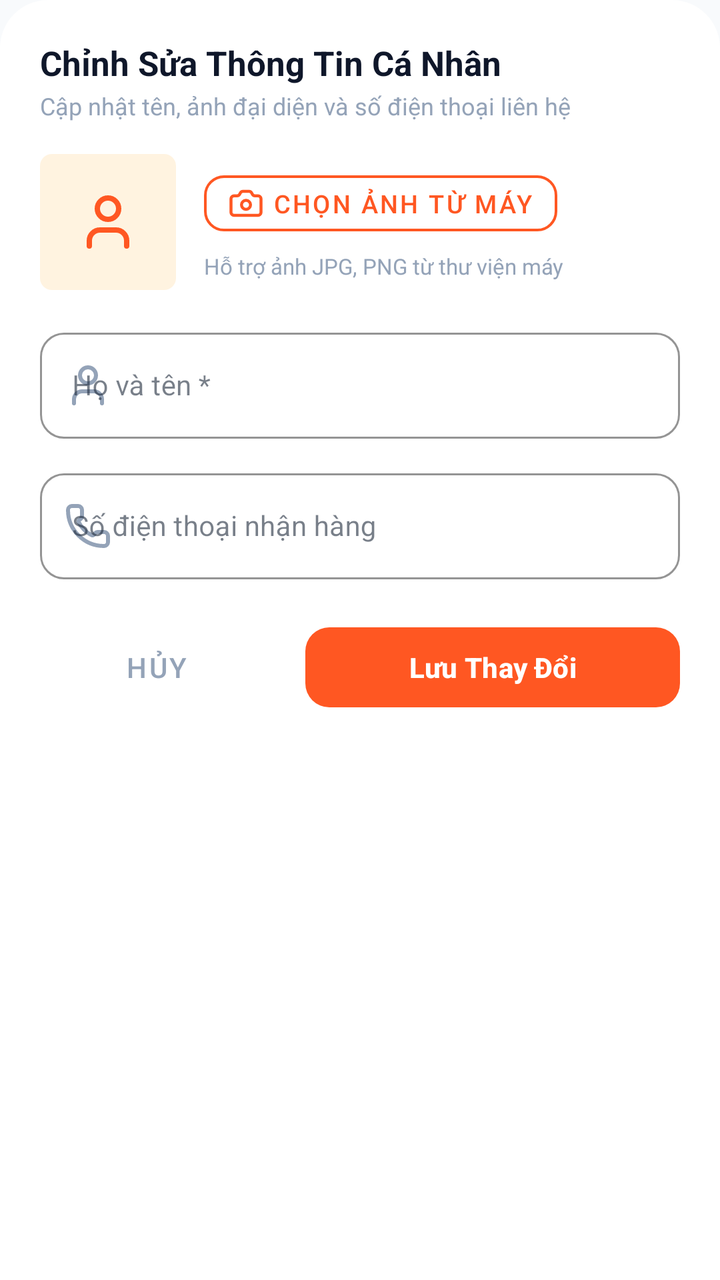
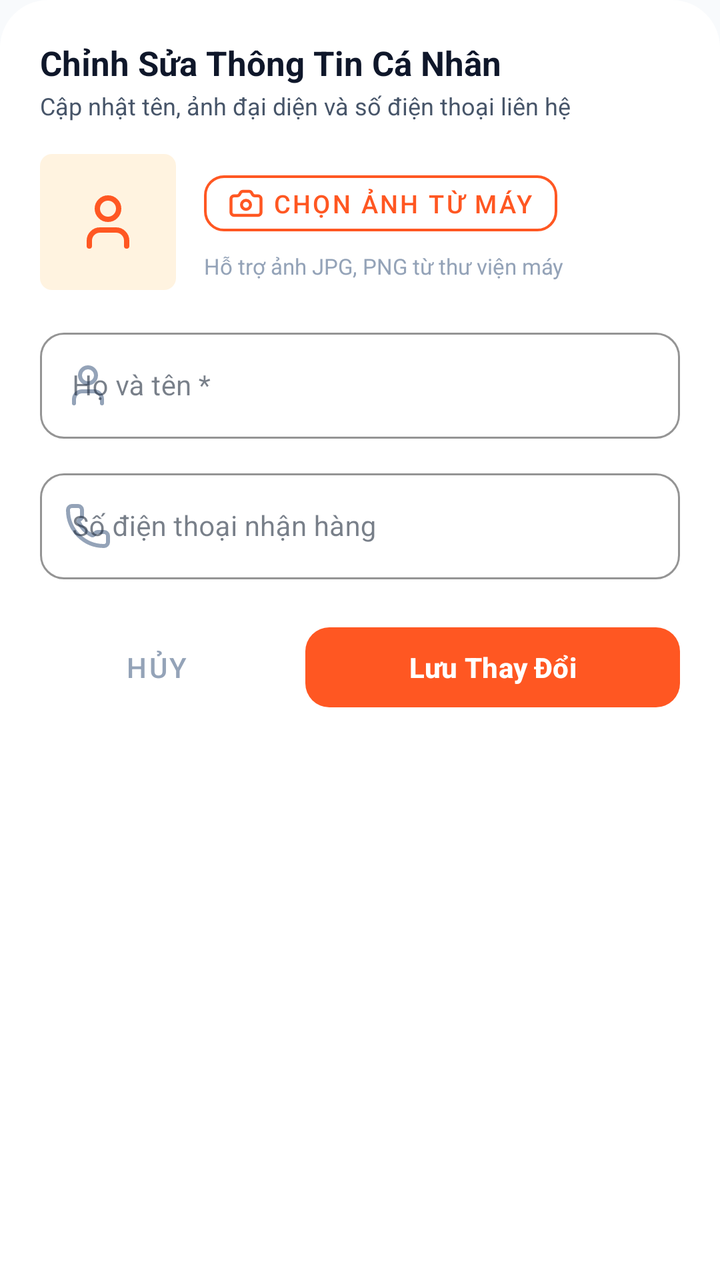

Compare the two renders of this Android layout. The source of the first and the diff that turns it into the second are given below.
<!-- AndroidManifest.xml: application theme Theme.FoodOrder.Customer -->
<!-- res/layout/dialog_edit_profile.xml -->
<?xml version="1.0" encoding="utf-8"?>
<LinearLayout
    xmlns:android="http://schemas.android.com/apk/res/android"
    xmlns:app="http://schemas.android.com/apk/res-auto"
    android:layout_width="match_parent"
    android:layout_height="wrap_content"
    android:orientation="vertical"
    android:padding="20dp"
    android:background="@drawable/bg_bottom_sheet">

    <TextView
        android:layout_width="wrap_content"
        android:layout_height="wrap_content"
        android:text="Chỉnh Sửa Thông Tin Cá Nhân"
        android:textColor="@color/text_primary"
        android:textSize="17sp"
        android:textStyle="bold" />

    <TextView
        android:layout_width="wrap_content"
        android:layout_height="wrap_content"
        android:layout_marginTop="2dp"
        android:text="Cập nhật tên, ảnh đại diện và số điện thoại liên hệ"
        android:textColor="@color/text_muted"
        android:textSize="12sp" />

    
    <LinearLayout
        android:layout_width="match_parent"
        android:layout_height="wrap_content"
        android:layout_marginTop="16dp"
        android:gravity="center_vertical"
        android:orientation="horizontal">

        
        <FrameLayout
            android:id="@+id/flEditAvatarPreview"
            android:layout_width="68dp"
            android:layout_height="68dp"
            android:background="@drawable/bg_badge_orange">

            <ImageView
                android:id="@+id/ivEditAvatarPreview"
                android:layout_width="match_parent"
                android:layout_height="match_parent"
                android:scaleType="centerCrop"
                android:visibility="gone" />

            <ImageView
                android:id="@+id/ivEditAvatarPlaceholder"
                android:layout_width="32dp"
                android:layout_height="32dp"
                android:layout_gravity="center"
                app:srcCompat="@drawable/ic_user"
                app:tint="@color/primary" />
        </FrameLayout>

        <LinearLayout
            android:layout_width="0dp"
            android:layout_height="wrap_content"
            android:layout_marginStart="14dp"
            android:layout_weight="1"
            android:orientation="vertical">

            <com.google.android.material.button.MaterialButton
                android:id="@+id/btnPickImage"
                style="@style/Widget.MaterialComponents.Button.OutlinedButton"
                android:layout_width="wrap_content"
                android:layout_height="40dp"
                android:text="Chọn ảnh từ máy"
                android:textColor="@color/primary"
                android:textSize="12.5sp"
                android:paddingHorizontal="12dp"
                android:paddingVertical="0dp"
                app:icon="@drawable/ic_camera"
                app:iconTint="@color/primary"
                app:iconGravity="textStart"
                app:strokeColor="@color/primary"
                app:strokeWidth="1.2dp"
                app:cornerRadius="10dp" />

            <TextView
                android:layout_width="wrap_content"
                android:layout_height="wrap_content"
                android:layout_marginTop="4dp"
                android:text="Hỗ trợ ảnh JPG, PNG từ thư viện máy"
                android:textColor="@color/text_muted"
                android:textSize="11sp" />
        </LinearLayout>
    </LinearLayout>

    
    <com.google.android.material.textfield.TextInputLayout
        android:id="@+id/tilEditName"
        style="@style/Widget.MaterialComponents.TextInputLayout.OutlinedBox"
        android:layout_width="match_parent"
        android:layout_height="wrap_content"
        android:layout_marginTop="16dp"
        android:hint="Họ và tên *"
        app:boxCornerRadiusBottomEnd="12dp"
        app:boxCornerRadiusBottomStart="12dp"
        app:boxCornerRadiusTopEnd="12dp"
        app:boxCornerRadiusTopStart="12dp"
        app:boxStrokeColor="@color/primary"
        app:hintTextColor="@color/primary"
        app:startIconDrawable="@drawable/ic_user"
        app:startIconTint="@color/text_muted">

        <com.google.android.material.textfield.TextInputEditText
            android:id="@+id/etEditName"
            android:layout_width="match_parent"
            android:layout_height="wrap_content"
            android:inputType="textPersonName"
            android:maxLines="1"
            android:textColor="@color/text_primary"
            android:textSize="14sp" />
    </com.google.android.material.textfield.TextInputLayout>

    
    <com.google.android.material.textfield.TextInputLayout
        android:id="@+id/tilEditPhone"
        style="@style/Widget.MaterialComponents.TextInputLayout.OutlinedBox"
        android:layout_width="match_parent"
        android:layout_height="wrap_content"
        android:layout_marginTop="12dp"
        android:hint="Số điện thoại nhận hàng"
        app:boxCornerRadiusBottomEnd="12dp"
        app:boxCornerRadiusBottomStart="12dp"
        app:boxCornerRadiusTopEnd="12dp"
        app:boxCornerRadiusTopStart="12dp"
        app:boxStrokeColor="@color/primary"
        app:hintTextColor="@color/primary"
        app:startIconDrawable="@drawable/ic_phone"
        app:startIconTint="@color/text_muted">

        <com.google.android.material.textfield.TextInputEditText
            android:id="@+id/etEditPhone"
            android:layout_width="match_parent"
            android:layout_height="wrap_content"
            android:inputType="phone"
            android:maxLines="1"
            android:textColor="@color/text_primary"
            android:textSize="14sp" />
    </com.google.android.material.textfield.TextInputLayout>

    
    <LinearLayout
        android:layout_width="match_parent"
        android:layout_height="wrap_content"
        android:layout_marginTop="20dp"
        android:orientation="horizontal">

        <com.google.android.material.button.MaterialButton
            android:id="@+id/btnCancelEdit"
            style="@style/Widget.MaterialComponents.Button.TextButton"
            android:layout_width="0dp"
            android:layout_height="48dp"
            android:layout_weight="1"
            android:layout_marginEnd="8dp"
            android:text="Hủy"
            android:textColor="@color/text_muted"
            android:textSize="14sp"
            app:cornerRadius="12dp" />

        <com.google.android.material.button.MaterialButton
            android:id="@+id/btnSaveProfile"
            android:layout_width="0dp"
            android:layout_height="48dp"
            android:layout_weight="1.6"
            android:layout_marginStart="8dp"
            android:text="Lưu Thay Đổi"
            android:textColor="@color/on_primary"
            android:textSize="14sp"
            android:textStyle="bold"
            app:backgroundTint="@color/primary"
            app:cornerRadius="12dp" />
    </LinearLayout>

</LinearLayout>
<!-- resources referenced by this layout -->
<resources>
  <color name="on_primary">#FFFFFF</color>
  <color name="primary">#FF5722</color>
  <color name="text_muted">#94A3B8</color>
  <color name="text_primary">#0F172A</color>
  <!-- drawable bg_badge_orange (drawable) -->
  <?xml version="1.0" encoding="utf-8"?>
  <shape xmlns:android="http://schemas.android.com/apk/res/android"
      android:shape="rectangle">
      <corners android:radius="6dp" />
      <solid android:color="@color/primary_light" />
  </shape>
  <!-- drawable bg_bottom_sheet (drawable) -->
  <?xml version="1.0" encoding="utf-8"?>
  <shape xmlns:android="http://schemas.android.com/apk/res/android"
      android:shape="rectangle">
      <corners
          android:topLeftRadius="24dp"
          android:topRightRadius="24dp"
          android:bottomLeftRadius="0dp"
          android:bottomRightRadius="0dp" />
      <solid android:color="#FFFFFF" />
  </shape>
  <!-- drawable ic_camera (drawable) -->
  <vector xmlns:android="http://schemas.android.com/apk/res/android"
      android:width="24dp"
      android:height="24dp"
      android:viewportWidth="24"
      android:viewportHeight="24">
      <path
          android:strokeColor="#FF000000"
          android:strokeWidth="2"
          android:strokeLineCap="round"
          android:strokeLineJoin="round"
          android:pathData="M13.997 4a2 2 0 0 1 1.76 1.05l.486.9A2 2 0 0 0 18.003 7H20a2 2 0 0 1 2 2v9a2 2 0 0 1-2 2H4a2 2 0 0 1-2-2V9a2 2 0 0 1 2-2h1.997a2 2 0 0 0 1.759-1.048l.489-.904A2 2 0 0 1 10.004 4z" />
      <path
          android:strokeColor="#FF000000"
          android:strokeWidth="2"
          android:strokeLineCap="round"
          android:strokeLineJoin="round"
          android:pathData="M 9.0,13.0 a 3.0,3.0 0 1 0 6.0,0 a 3.0,3.0 0 1 0 -6.0,0" />
  </vector>
  <!-- drawable ic_phone (drawable) -->
  <vector xmlns:android="http://schemas.android.com/apk/res/android"
      android:width="24dp"
      android:height="24dp"
      android:viewportWidth="24"
      android:viewportHeight="24">
      <path
          android:strokeColor="#FF000000"
          android:strokeWidth="2"
          android:strokeLineCap="round"
          android:strokeLineJoin="round"
          android:pathData="M13.832 16.568a1 1 0 0 0 1.213-.303l.355-.465A2 2 0 0 1 17 15h3a2 2 0 0 1 2 2v3a2 2 0 0 1-2 2A18 18 0 0 1 2 4a2 2 0 0 1 2-2h3a2 2 0 0 1 2 2v3a2 2 0 0 1-.8 1.6l-.468.351a1 1 0 0 0-.292 1.233 14 14 0 0 0 6.392 6.384" />
  </vector>
  <!-- drawable ic_user (drawable) -->
  <vector xmlns:android="http://schemas.android.com/apk/res/android"
      android:width="24dp"
      android:height="24dp"
      android:viewportWidth="24"
      android:viewportHeight="24">
      <path
          android:strokeColor="#FF000000"
          android:strokeWidth="2"
          android:strokeLineCap="round"
          android:strokeLineJoin="round"
          android:pathData="M19 21v-2a4 4 0 0 0-4-4H9a4 4 0 0 0-4 4v2" />
      <path
          android:strokeColor="#FF000000"
          android:strokeWidth="2"
          android:strokeLineCap="round"
          android:strokeLineJoin="round"
          android:pathData="M 8.0,7.0 a 4.0,4.0 0 1 0 8.0,0 a 4.0,4.0 0 1 0 -8.0,0" />
  </vector>
  <color name="primary_light">#FFF3E0</color>
  <color name="primary_variant">#E64A19</color>
  <color name="secondary">#10B981</color>
  <color name="secondary_variant">#059669</color>
  <color name="on_secondary">#FFFFFF</color>
  <color name="background">#F8FAFC</color>
  <color name="surface">#FFFFFF</color>
  <color name="on_surface">#1E293B</color>
  <color name="error">#EF4444</color>
  <color name="on_error">#FFFFFF</color>
  <!-- unchanged entries left out for length: 1 -->
</resources>

<!-- the commit's change to res/layout/dialog_edit_profile.xml (unified diff, before → after) -->
@@ -21,7 +21,7 @@
         android:layout_height="wrap_content"
         android:layout_marginTop="2dp"
         android:text="Cập nhật tên, ảnh đại diện và số điện thoại liên hệ"
-        android:textColor="@color/text_muted"
+        android:textColor="#475569"
         android:textSize="12sp" />
 
     
